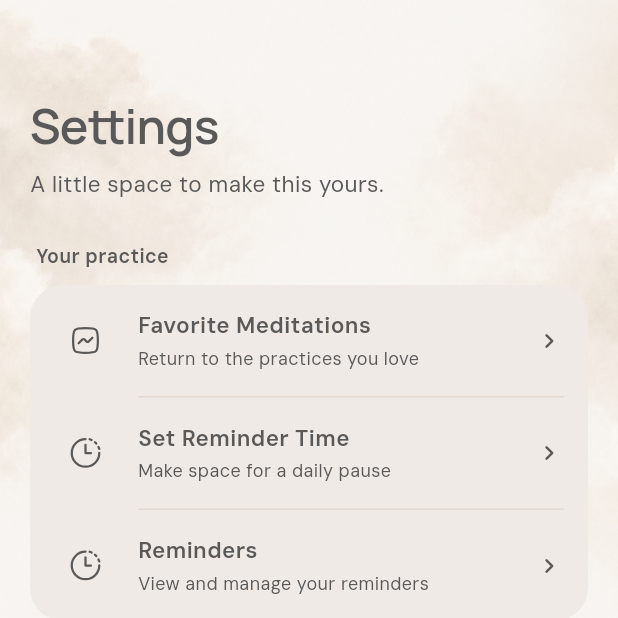
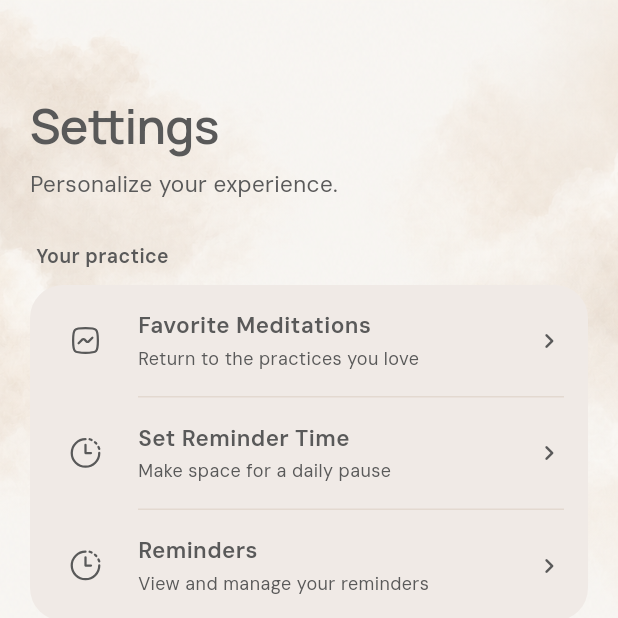
Before and after one commit to inteszel143/AnchorIntoPresence-frontend, a Flutter app: the SettingScreen screen opened directly, on a phone screen of 412 x 824 dp, the top half of it. Run offline on Flutter 3.47's test engine with Material 3 defaults, Android fonts, the light colour scheme and no system bars; our stand-ins replace app_links, auto_size_text, bloc, connectivity_plus, equatable, firebase_auth and 18 more; missing offline and left inert: adaptive_platform_ui, android_intent_plus, in_app_purchase_android, in_app_purchase_storekit; accounts and stored records are empty; network calls fail; project files that could hold a hidden picture were left out.

Commit message:
Fixed issue and bugs frontend

```diff
--- a/lib/screens/meditate/meditate_screen.dart
+++ b/lib/screens/meditate/meditate_screen.dart
@@ -127,7 +127,7 @@ class _MeditationLibraryState extends State<MeditationLibrary> {
                                 .headlineLarge
                                 ?.copyWith(fontWeight: FontWeight.w600)),
                         const SizedBox(height: 8),
-                        Text('Find a little space to return to yourself.',
+                        Text('Your collection of meditations and reflections.',
                             style: TextStyle(
                                 color: colors.onSurfaceVariant,
                                 fontSize: 15,
@@ -170,7 +170,6 @@ class _MeditationLibraryState extends State<MeditationLibrary> {
                                 'All',
                                 'Daily Anchors',
                                 'Daily Pauses',
-                                'Favorites'
                               ])
                                 Padding(
                                   padding: const EdgeInsets.only(right: 8),
--- a/lib/screens/setting/setting_screen.dart
+++ b/lib/screens/setting/setting_screen.dart
@@ -306,7 +306,7 @@ class SettingScreen extends StatelessWidget {
                                         ?.copyWith(
                                             fontWeight: FontWeight.w600)),
                                 const SizedBox(height: 8),
-                                Text('A little space to make this yours.',
+                                Text('Personalize your experience.',
                                     style: TextStyle(
                                         fontSize: 15,
                                         color: colors.onSurfaceVariant)),
--- a/lib/screens/track/track_screen.dart
+++ b/lib/screens/track/track_screen.dart
@@ -66,7 +66,7 @@ class TrackOverview extends StatelessWidget {
     final text = Theme.of(context).textTheme;
     return TabContentPage(
         title: 'Track',
-        subtitle: 'Every moment of presence counts.',
+        subtitle: 'Honor the time you give yourself.',
         slivers: [
           if (state is TrackLoadedState)
             SliverPadding(
@@ -163,7 +163,7 @@ class TrackOverview extends StatelessWidget {
       Text('Your week',
           style: text.headlineSmall?.copyWith(fontWeight: FontWeight.w600)),
       const SizedBox(height: 8),
-      Text('A little practice, one day at a time.',
+      Text('Your meditation activity at a glance.',
           style: text.bodyMedium?.copyWith(color: colors.onSurfaceVariant)),
       const SizedBox(height: 16),
       YourWeekCard(key: ObjectKey(data)),
@@ -171,7 +171,7 @@ class TrackOverview extends StatelessWidget {
       Text('Your consistency',
           style: text.headlineSmall?.copyWith(fontWeight: FontWeight.w600)),
       const SizedBox(height: 8),
-      Text('A little presence, one day at a time.',
+      Text('See how your practice unfolds over time.',
           style: text.bodyMedium?.copyWith(color: colors.onSurfaceVariant)),
       const SizedBox(height: 16),
       Container(
--- a/lib/screens/user_profile/userprofile_screen.dart
+++ b/lib/screens/user_profile/userprofile_screen.dart
@@ -17,7 +17,7 @@ class UserprofileScreen extends StatelessWidget {
         child: BlocBuilder<UserProfileBloc, UserProfileState>(
           builder: (context, state) => CollectionPage(
             title: 'Profile',
-            description: 'A little about you and your account.',
+            description: 'Manage your personal information.',
             slivers: [
               if (state is UserProfileLoaded)
                 SliverToBoxAdapter(
@@ -90,11 +90,6 @@ class ProfileDetails extends StatelessWidget {
       const SizedBox(height: 18),
       Text(user.name.trim().isEmpty ? 'Your profile' : user.name,
           textAlign: TextAlign.center, style: theme.textTheme.headlineSmall),
-      const SizedBox(height: 8),
-      Text('Your space to grow, one moment at a time.',
-          textAlign: TextAlign.center,
-          style: theme.textTheme.bodyMedium?.copyWith(
-              color: theme.colorScheme.onSurfaceVariant, height: 1.5)),
       const SizedBox(height: 32),
       Text('Account details', style: theme.textTheme.titleMedium),
       const SizedBox(height: 14),
```
Also changed, not shown: lib/screens/activity_listing/category_collection.dart (+28 -9 lines), lib/screens/dashboard/home_dashboard.dart (+8 -6 lines).
